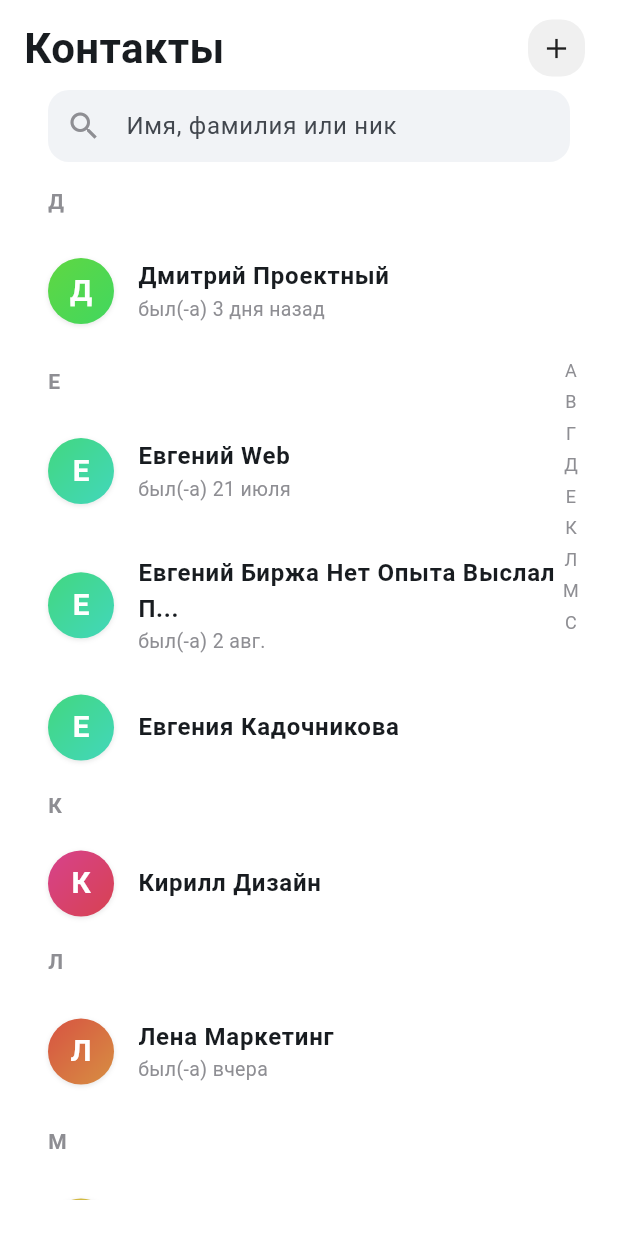
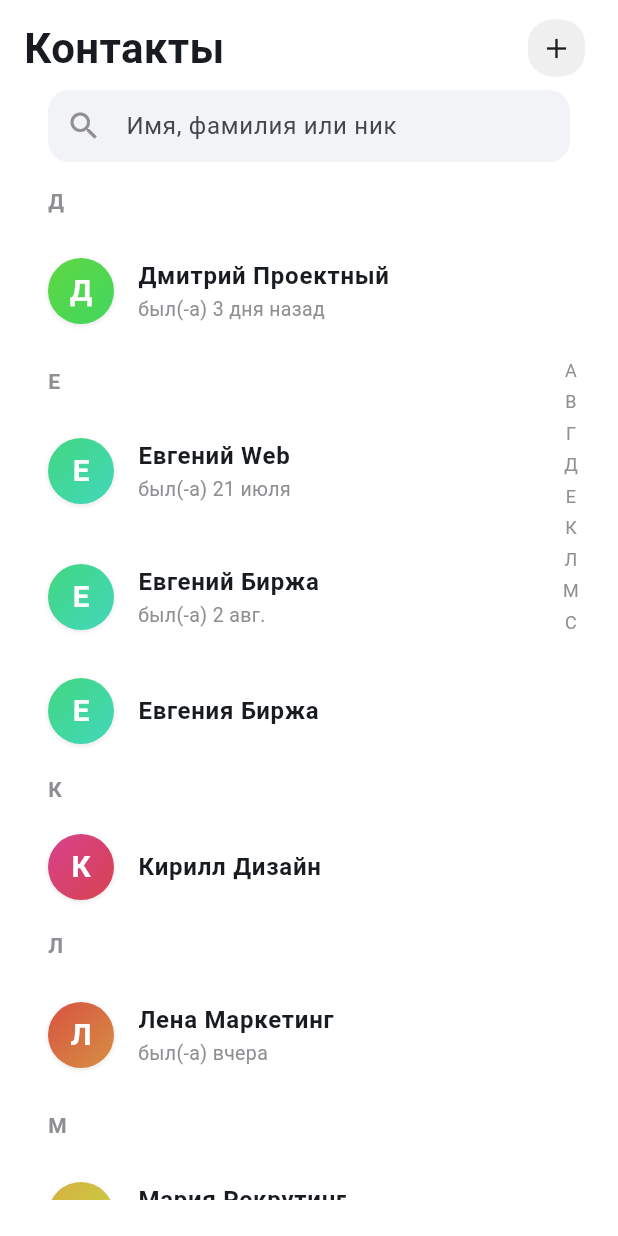
Before and after one commit to DenisAnoshin/mv-front-new, a Flutter app: the ContactsPage screen opened directly, after a tap on an icon or button, on a phone screen of 412 x 824 dp. Run offline on Flutter 3.47's test engine with Material 3 defaults, Android fonts, the phone set to English and light mode, and no system bars; our stand-ins replace flutter_animate, flutter_feather_icons, flutter_svg, geolocator, google_maps_flutter, js and 1 more; missing offline and left inert: dart:html; accounts and stored records are empty.

Commit message:
fix contact

```diff
--- a/lib/widgets/contacts/contacts_list.dart
+++ b/lib/widgets/contacts/contacts_list.dart
@@ -10,15 +10,15 @@ class ContactItem {
 }
 
 List<ContactItem> mockContacts() => const [
-      ContactItem(id: 'c_a1', fullName: 'Аиланты Фото', lastSeen: 'был(-а) 8 авг.'),
+      ContactItem(id: 'c_a1', fullName: 'Атланты', lastSeen: 'был(-а) 8 авг.'),
       ContactItem(id: 'c_a2', fullName: 'Алена Сайт', lastSeen: 'был(-а) 30 июля'),
       ContactItem(id: 'c_a3', fullName: 'Антон Церковь', lastSeen: 'был(-а) 27 июня'),
-      ContactItem(id: 'c_b1', fullName: 'Владимир Реабилитолог', lastSeen: '4 ч назад'),
+      ContactItem(id: 'c_b1', fullName: 'Владимир', lastSeen: '4 ч назад'),
       ContactItem(id: 'c_b2', fullName: 'Владимир Сайт', lastSeen: 'был(-а) 1 авг.'),
       ContactItem(id: 'c_b3', fullName: 'Владислав Солнечный Остров', lastSeen: 'был(-а) 27 июля'),
       ContactItem(id: 'c_e1', fullName: 'Евгений Web', lastSeen: 'был(-а) 21 июля'),
-      ContactItem(id: 'c_e2', fullName: 'Евгений Биржа Нет Опыта Выслал П...', lastSeen: 'был(-а) 2 авг.'),
-      ContactItem(id: 'c_e3', fullName: 'Евгения Кадочникова'),
+      ContactItem(id: 'c_e2', fullName: 'Евгений Биржа', lastSeen: 'был(-а) 2 авг.'),
+      ContactItem(id: 'c_e3', fullName: 'Евгения Биржа'),
       ContactItem(id: 'c_g1', fullName: 'Глеб Мирный'),
       ContactItem(id: 'c_d1', fullName: 'Дмитрий Проектный', lastSeen: 'был(-а) 3 дня назад'),
       ContactItem(id: 'c_s1', fullName: 'Сергей Техподдержка', lastSeen: 'онлайн недавно'),
```
Also changed, not shown: lib/pages/chat_detail_page.dart (+22 -13 lines).
